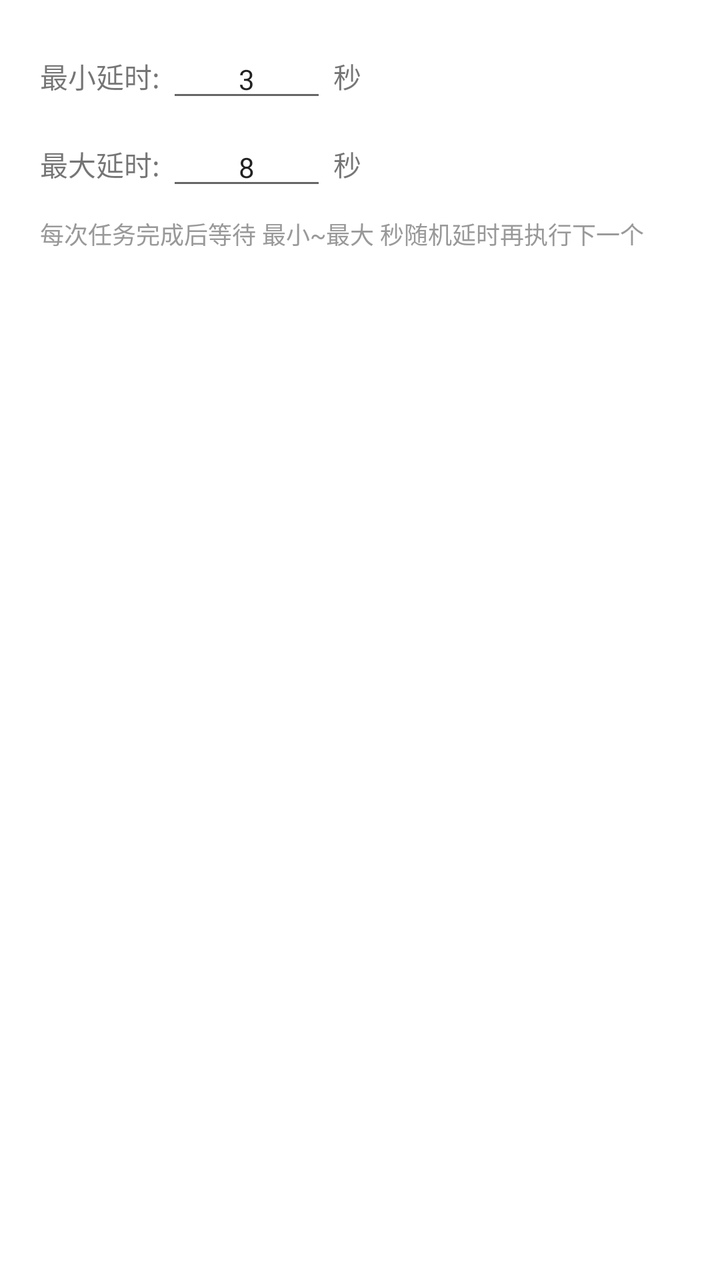
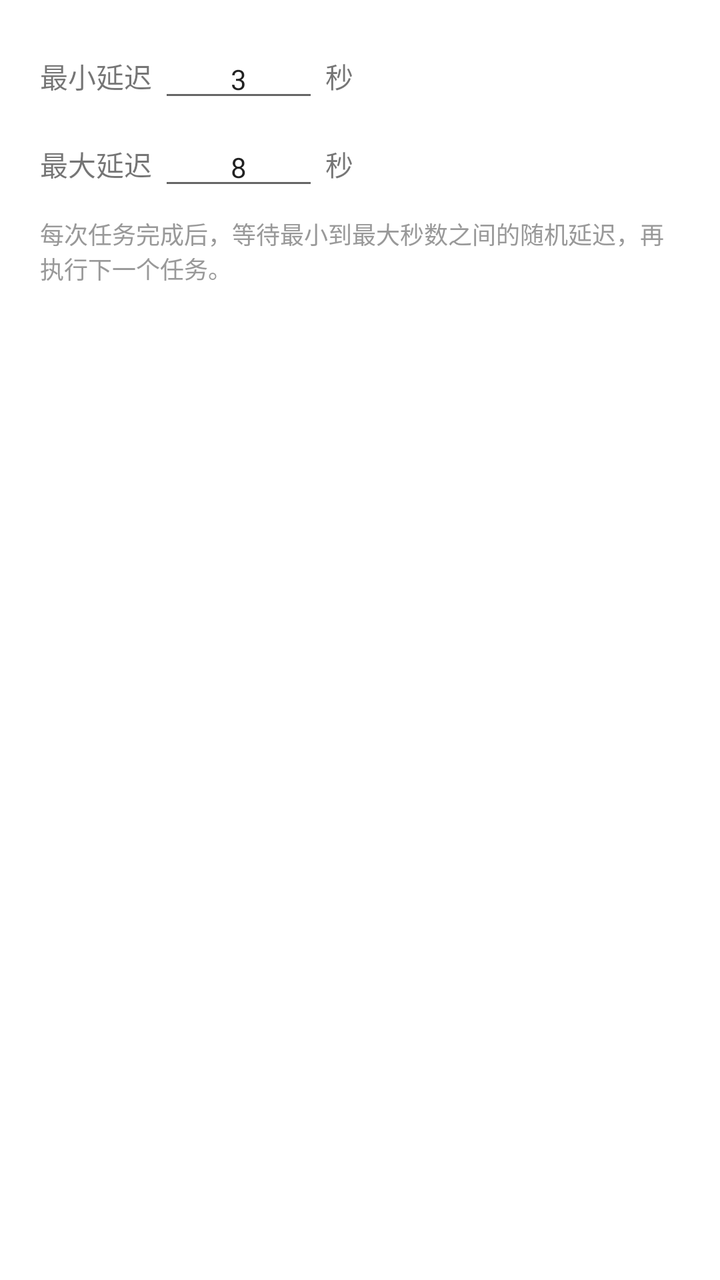

Screens rendered from an Android XML layout before and after an edit, with the pre-edit source and the edit as a unified diff.
<!-- AndroidManifest.xml: application theme Theme.TaskHelper -->
<!-- res/layout/dialog_delay.xml -->
<?xml version="1.0" encoding="utf-8"?>
<LinearLayout xmlns:android="http://schemas.android.com/apk/res/android"
    android:layout_width="match_parent"
    android:layout_height="wrap_content"
    android:orientation="vertical"
    android:padding="20dp">

    <LinearLayout
        android:layout_width="match_parent"
        android:layout_height="wrap_content"
        android:orientation="horizontal"
        android:gravity="center_vertical">

        <TextView
            android:layout_width="wrap_content"
            android:layout_height="wrap_content"
            android:text="最小延时: "
            android:textSize="14sp" />

        <EditText
            android:id="@+id/et_delay_min"
            android:layout_width="80dp"
            android:layout_height="wrap_content"
            android:inputType="number"
            android:text="3"
            android:textSize="14sp"
            android:gravity="center" />

        <TextView
            android:layout_width="wrap_content"
            android:layout_height="wrap_content"
            android:text=" 秒"
            android:textSize="14sp" />
    </LinearLayout>

    <LinearLayout
        android:layout_width="match_parent"
        android:layout_height="wrap_content"
        android:orientation="horizontal"
        android:gravity="center_vertical"
        android:layout_marginTop="8dp">

        <TextView
            android:layout_width="wrap_content"
            android:layout_height="wrap_content"
            android:text="最大延时: "
            android:textSize="14sp" />

        <EditText
            android:id="@+id/et_delay_max"
            android:layout_width="80dp"
            android:layout_height="wrap_content"
            android:inputType="number"
            android:text="8"
            android:textSize="14sp"
            android:gravity="center" />

        <TextView
            android:layout_width="wrap_content"
            android:layout_height="wrap_content"
            android:text=" 秒"
            android:textSize="14sp" />
    </LinearLayout>

    <TextView
        android:layout_width="match_parent"
        android:layout_height="wrap_content"
        android:layout_marginTop="8dp"
        android:text="每次任务完成后等待 最小~最大 秒随机延时再执行下一个"
        android:textSize="12sp"
        android:textColor="#999999" />
</LinearLayout>
<!-- resources referenced by this layout -->
<resources>
  <style name="Theme.TaskHelper" parent="Theme.MaterialComponents.Light.NoActionBar">
          <item name="colorPrimary">#1976D2</item>
          <item name="colorPrimaryVariant">#1565C0</item>
          <item name="colorOnPrimary">#FFFFFF</item>
          <item name="colorSecondary">#26A69A</item>
          <item name="colorSecondaryVariant">#00897B</item>
          <item name="colorOnSecondary">#FFFFFF</item>
          <item name="android:statusBarColor">#1565C0</item>
      </style>
</resources>

<!-- the commit's change to res/layout/dialog_delay.xml (unified diff, before → after) -->
@@ -8,23 +8,23 @@
     <LinearLayout
         android:layout_width="match_parent"
         android:layout_height="wrap_content"
-        android:orientation="horizontal"
-        android:gravity="center_vertical">
+        android:gravity="center_vertical"
+        android:orientation="horizontal">
 
         <TextView
             android:layout_width="wrap_content"
             android:layout_height="wrap_content"
-            android:text="最小延时: "
+            android:text="最小延迟 "
             android:textSize="14sp" />
 
         <EditText
             android:id="@+id/et_delay_min"
             android:layout_width="80dp"
             android:layout_height="wrap_content"
+            android:gravity="center"
             android:inputType="number"
             android:text="3"
-            android:textSize="14sp"
-            android:gravity="center" />
+            android:textSize="14sp" />
 
         <TextView
             android:layout_width="wrap_content"
@@ -36,24 +36,24 @@
     <LinearLayout
         android:layout_width="match_parent"
         android:layout_height="wrap_content"
-        android:orientation="horizontal"
+        android:layout_marginTop="8dp"
         android:gravity="center_vertical"
-        android:layout_marginTop="8dp">
+        android:orientation="horizontal">
 
         <TextView
             android:layout_width="wrap_content"
             android:layout_height="wrap_content"
-            android:text="最大延时: "
+            android:text="最大延迟 "
             android:textSize="14sp" />
 
         <EditText
             android:id="@+id/et_delay_max"
             android:layout_width="80dp"
             android:layout_height="wrap_content"
+            android:gravity="center"
             android:inputType="number"
             android:text="8"
-            android:textSize="14sp"
-            android:gravity="center" />
+            android:textSize="14sp" />
 
         <TextView
             android:layout_width="wrap_content"
@@ -66,7 +66,7 @@
         android:layout_width="match_parent"
         android:layout_height="wrap_content"
         android:layout_marginTop="8dp"
-        android:text="每次任务完成后等待 最小~最大 秒随机延时再执行下一个"
-        android:textSize="12sp"
-        android:textColor="#999999" />
+        android:text="每次任务完成后，等待最小到最大秒数之间的随机延迟，再执行下一个任务。"
+        android:textColor="#999999"
+        android:textSize="12sp" />
 </LinearLayout>
